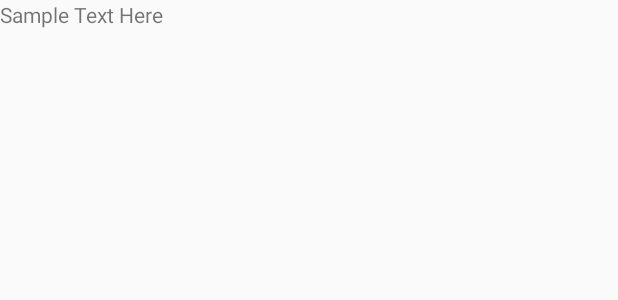
After one commit to Chris8018/simple_facebook_newfeed, an Android app: the layout post_row.xml on its own in the app's theme, with its tools: preview values and no code run, on a phone screen of 412 x 824 dp. The commit adds this screen. Shown: the top 300 px of the screen. Run offline under Robolectric (Android 15) with nearby library versions, the phone set to English and light mode, and no system bars.

Commit message:
Implement recyler view

```diff
--- a/app/src/main/res/layout/content_main.xml
+++ b/app/src/main/res/layout/content_main.xml
@@ -9,6 +9,7 @@
     tools:showIn="@layout/activity_main">
 
     <android.support.v7.widget.RecyclerView
+        android:id="@+id/recycleView"
         android:layout_width="0dp"
         android:layout_height="0dp"
         app:layout_constraintBottom_toBottomOf="parent"
--- /dev/null
+++ b/app/src/main/res/layout/post_row.xml
@@ -0,0 +1,11 @@
+<?xml version="1.0" encoding="utf-8"?>
+<android.support.constraint.ConstraintLayout xmlns:android="http://schemas.android.com/apk/res/android"
+    android:layout_width="match_parent"
+    android:layout_height="match_parent">
+
+    <TextView
+        android:id="@+id/username"
+        android:layout_width="wrap_content"
+        android:layout_height="wrap_content"
+        android:text="Sample Text Here" />
+</android.support.constraint.ConstraintLayout>
```
Also changed, not shown: app/src/main/java/com/example/simplefacebooknewfeed/MainActivity.java (+14 -27 lines), app/src/main/java/com/example/simplefacebooknewfeed/Post.java (added, +37 -0 lines), app/src/main/java/com/example/simplefacebooknewfeed/PostAdapter.java (added, +50 -0 lines).
